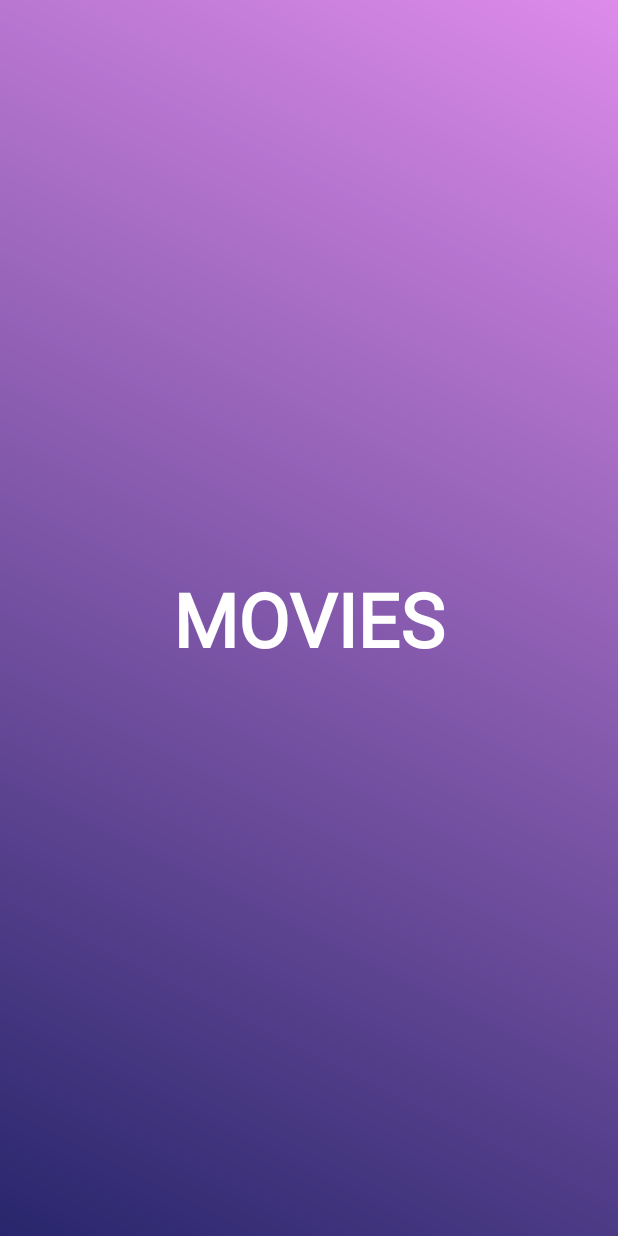
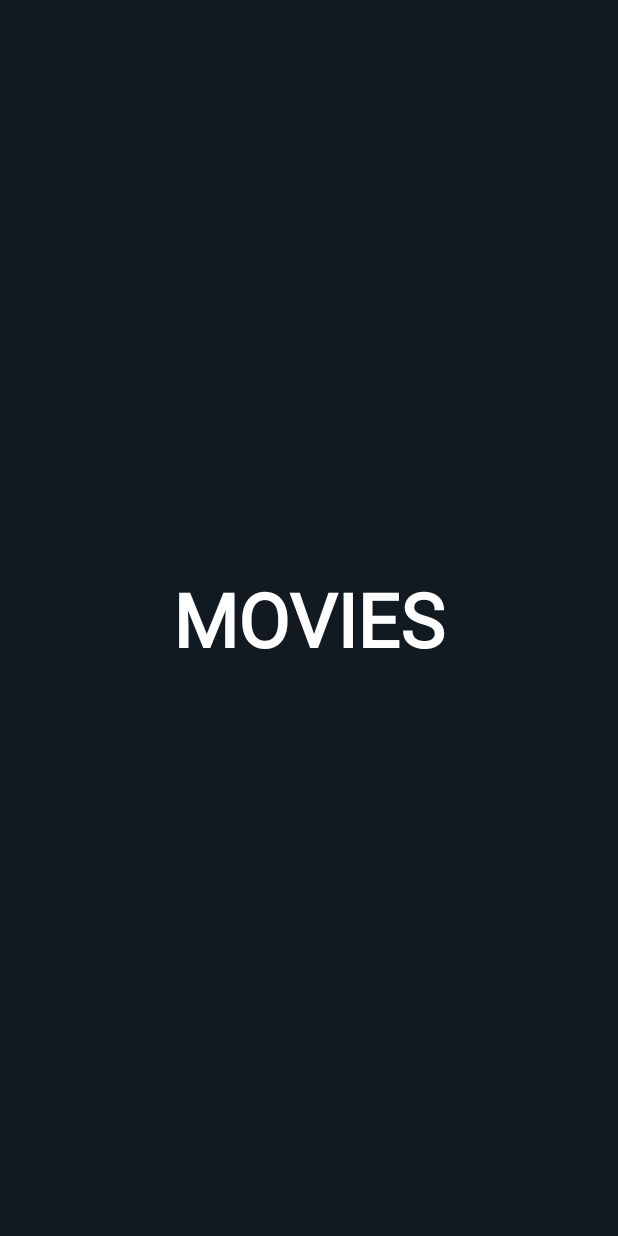
Before and after one commit to nedumay/Movies, an Android app: the screen it shows after launch (SplashActivity), on a phone screen of 412 x 824 dp. Run offline under Robolectric (Android 15) with nearby library versions, the phone set to English and light mode, and no system bars.

Commit message:
Refactoring background App

```diff
--- a/app/src/main/res/layout/activity_favourite.xml
+++ b/app/src/main/res/layout/activity_favourite.xml
@@ -5,7 +5,6 @@
     xmlns:tools="http://schemas.android.com/tools"
     android:layout_width="match_parent"
     android:layout_height="match_parent"
-    android:background="@drawable/gradient_drawable"
     tools:context=".ui.FavouriteActivity.FavouriteActivity">
 
     <androidx.recyclerview.widget.RecyclerView
--- a/app/src/main/res/layout/activity_main.xml
+++ b/app/src/main/res/layout/activity_main.xml
@@ -4,7 +4,6 @@
     xmlns:tools="http://schemas.android.com/tools"
     android:layout_width="match_parent"
     android:layout_height="match_parent"
-    android:background="@drawable/gradient_drawable"
     tools:context=".ui.Main.MainActivity">
 
     <androidx.recyclerview.widget.RecyclerView
--- a/app/src/main/res/layout/activity_movie_detail.xml
+++ b/app/src/main/res/layout/activity_movie_detail.xml
@@ -5,7 +5,6 @@
     xmlns:tools="http://schemas.android.com/tools"
     android:layout_width="match_parent"
     android:layout_height="match_parent"
-    android:background="@drawable/gradient_drawable"
     tools:context=".ui.DetailActivity.MovieDetailActivity">
 
     <androidx.constraintlayout.widget.ConstraintLayout
--- a/app/src/main/res/layout/activity_splash.xml
+++ b/app/src/main/res/layout/activity_splash.xml
@@ -5,7 +5,6 @@
     xmlns:tools="http://schemas.android.com/tools"
     android:layout_width="match_parent"
     android:layout_height="match_parent"
-    android:background="@drawable/gradient_drawable"
     tools:context=".ui.Splash.SplashActivity">
 
     <TextView
--- a/app/src/main/res/values-night/themes.xml
+++ b/app/src/main/res/values-night/themes.xml
@@ -5,6 +5,7 @@
         <item name="colorPrimary">@color/black</item>
         <item name="colorPrimaryVariant">@color/purple_700</item>
         <item name="colorOnPrimary">@color/black</item>
+        <item name="android:windowBackground">@color/background</item>
         <!-- Secondary brand color. -->
         <item name="colorSecondary">@color/teal_200</item>
         <item name="colorSecondaryVariant">@color/teal_200</item>
@@ -15,7 +16,7 @@
     </style>
 
     <style name="SplashTheme" parent="Theme.AppCompat.NoActionBar">
-        <item name="android:windowBackground">@drawable/gradient_drawable</item>
+        <item name="android:windowBackground">@color/background</item>
         <item name="android:windowFullscreen">true</item>
     </style>
 </resources>
--- a/app/src/main/res/values/colors.xml
+++ b/app/src/main/res/values/colors.xml
@@ -13,4 +13,5 @@
     <color name="light_red">#7DD81B60</color>
     <color name="light_orange">#7EFB8C00</color>
     <color name="light_green">#7D7CB342</color>
+    <color name="background">#121A21</color>
 </resources>
--- a/app/src/main/res/values/themes.xml
+++ b/app/src/main/res/values/themes.xml
@@ -5,6 +5,7 @@
         <item name="colorPrimary">@color/black</item>
         <item name="colorPrimaryVariant">@color/purple_700</item>
         <item name="colorOnPrimary">@color/white</item>
+        <item name="android:windowBackground">@color/background</item>
         <!-- Secondary brand color. -->
         <item name="colorSecondary">@color/teal_200</item>
         <item name="colorSecondaryVariant">@color/teal_700</item>
@@ -16,7 +17,7 @@
     </style>
 
     <style name="SplashTheme" parent="Theme.AppCompat.NoActionBar">
-        <item name="android:windowBackground">@drawable/gradient_drawable</item>
+        <item name="android:windowBackground">@color/background</item>
         <item name="android:windowFullscreen">true</item>
     </style>
 </resources>
```
